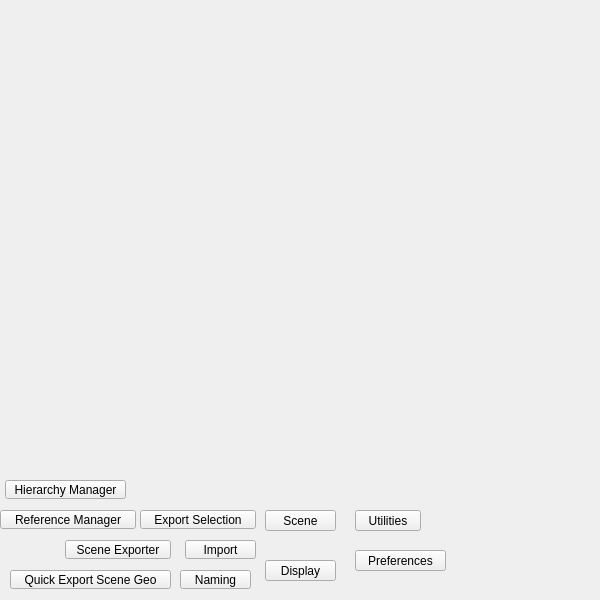
First picture: the form in tentacle/ui/scene#submenu.ui, repository m3trik/tentacle, before the edit.
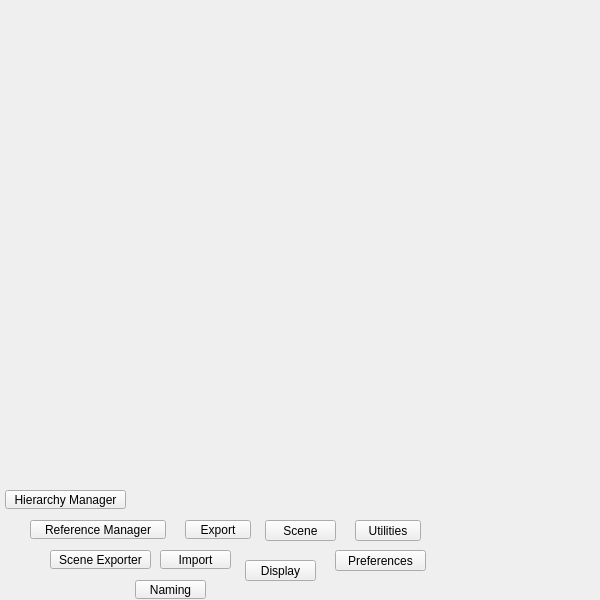
Second picture: the form after the edit. Custom widgets are drawn as their Qt base class.

Diff of the .ui file:
```diff
--- a/tentacle/ui/scene#submenu.ui
+++ b/tentacle/ui/scene#submenu.ui
@@ -53,8 +53,8 @@
    <widget class="QPushButton" name="b007">
     <property name="geometry">
      <rect>
-      <x>185</x>
-      <y>540</y>
+      <x>160</x>
+      <y>550</y>
       <width>71</width>
       <height>19</height>
      </rect>
@@ -78,36 +78,11 @@
      <string>Import</string>
     </property>
    </widget>
-   <widget class="QPushButton" name="b008">
-    <property name="geometry">
-     <rect>
-      <x>140</x>
-      <y>510</y>
-      <width>116</width>
-      <height>19</height>
-     </rect>
-    </property>
-    <property name="minimumSize">
-     <size>
-      <width>0</width>
-      <height>19</height>
-     </size>
-    </property>
-    <property name="maximumSize">
-     <size>
-      <width>16777215</width>
-      <height>19</height>
-     </size>
-    </property>
-    <property name="text">
-     <string>Export Selection</string>
-    </property>
-   </widget>
    <widget class="ExpandableList" name="list000" native="true">
     <property name="geometry">
      <rect>
       <x>145</x>
-      <y>470</y>
+      <y>480</y>
       <width>120</width>
       <height>21</height>
      </rect>
@@ -128,8 +103,8 @@
     </property>
     <property name="geometry">
      <rect>
-      <x>0</x>
-      <y>510</y>
+      <x>30</x>
+      <y>520</y>
       <width>136</width>
       <height>19</height>
      </rect>
@@ -159,12 +134,12 @@
      </size>
     </property>
    </widget>
-   <widget class="QPushButton" name="b003">
+   <widget class="PushButton" name="tb003">
     <property name="geometry">
      <rect>
-      <x>10</x>
-      <y>570</y>
-      <width>161</width>
+      <x>185</x>
+      <y>520</y>
+      <width>66</width>
       <height>19</height>
      </rect>
     </property>
@@ -184,15 +159,15 @@
      <string>&lt;html&gt;&lt;head/&gt;&lt;body&gt;&lt;p&gt;Export the current scene as an fbx in the same dir as the scene file.&lt;br/&gt;&lt;span style=&quot; font-weight:600;&quot;&gt;Export Options:&lt;/span&gt;&lt;/p&gt;&lt;ul style=&quot;margin-top: 0px; margin-bottom: 0px; margin-left: 0px; margin-right: 0px; -qt-list-indent: 1;&quot;&gt;&lt;li style=&quot; margin-top:12px; margin-bottom:0px; margin-left:0px; margin-right:0px; -qt-block-indent:0; text-indent:0px;&quot;&gt;&lt;span style=&quot; font-weight:600;&quot;&gt;FBXExportCameras:&lt;/span&gt; False (cameras are not exported)&lt;/li&gt;&lt;li style=&quot; margin-top:0px; margin-bottom:0px; margin-left:0px; margin-right:0px; -qt-block-indent:0; text-indent:0px;&quot;&gt;&lt;span style=&quot; font-weight:600;&quot;&gt;FBXExportLights:&lt;/span&gt; False (lights are not exported)&lt;/li&gt;&lt;li style=&quot; margin-top:0px; margin-bottom:0px; margin-left:0px; margin-right:0px; -qt-block-indent:0; text-indent:0px;&quot;&gt;&lt;span style=&quot; font-weight:600;&quot;&gt;FBXExportSkins:&lt;/span&gt; False (skinning data is not exported)&lt;/li&gt;&lt;li style=&quot; margin-top:0px; margin-bottom:0px; margin-left:0px; margin-right:0px; -qt-block-indent:0; text-indent:0px;&quot;&gt;&lt;span style=&quot; font-weight:600;&quot;&gt;FBXExportShapes:&lt;/span&gt; False (shape deformers are not exported)&lt;/li&gt;&lt;li style=&quot; margin-top:0px; margin-bottom:0px; margin-left:0px; margin-right:0px; -qt-block-indent:0; text-indent:0px;&quot;&gt;&lt;span style=&quot; font-weight:600;&quot;&gt;FBXExportSmoothingGroups:&lt;/span&gt; True (smoothing groups are exported)&lt;/li&gt;&lt;li style=&quot; margin-top:0px; margin-bottom:0px; margin-left:0px; margin-right:0px; -qt-block-indent:0; text-indent:0px;&quot;&gt;&lt;span style=&quot; font-weight:600;&quot;&gt;FBXExportSmoothMesh:&lt;/span&gt; True (smooth mesh is exported)&lt;/li&gt;&lt;li style=&quot; margin-top:0px; margin-bottom:0px; margin-left:0px; margin-right:0px; -qt-block-indent:0; text-indent:0px;&quot;&gt;&lt;span style=&quot; font-weight:600;&quot;&gt;FBXExportHardEdges:&lt;/span&gt; True (hard edges are exported to maintain normal edge hardness)&lt;/li&gt;&lt;li style=&quot; margin-top:0px; margin-bottom:0px; margin-left:0px; margin-right:0px; -qt-block-indent:0; text-indent:0px;&quot;&gt;&lt;span style=&quot; font-weight:600;&quot;&gt;FBXExportTangents:&lt;/span&gt; True (tangent information is exported)&lt;/li&gt;&lt;li style=&quot; margin-top:0px; margin-bottom:0px; margin-left:0px; margin-right:0px; -qt-block-indent:0; text-indent:0px;&quot;&gt;&lt;span style=&quot; font-weight:600;&quot;&gt;FBXExportInstances:&lt;/span&gt; True (instance information is exported)&lt;/li&gt;&lt;li style=&quot; margin-top:0px; margin-bottom:0px; margin-left:0px; margin-right:0px; -qt-block-indent:0; text-indent:0px;&quot;&gt;&lt;span style=&quot; font-weight:600;&quot;&gt;FBXExportReferencedAssetsContent:&lt;/span&gt; False (referenced assets are not exported)&lt;/li&gt;&lt;li style=&quot; margin-top:0px; margin-bottom:0px; margin-left:0px; margin-right:0px; -qt-block-indent:0; text-indent:0px;&quot;&gt;&lt;span style=&quot; font-weight:600;&quot;&gt;FBXExportInputConnections:&lt;/span&gt; True (input connections are exported)&lt;/li&gt;&lt;li style=&quot; margin-top:0px; margin-bottom:0px; margin-left:0px; margin-right:0px; -qt-block-indent:0; text-indent:0px;&quot;&gt;&lt;span style=&quot; font-weight:600;&quot;&gt;FBXExportUseSceneName:&lt;/span&gt; True (uses the scene name for export)&lt;/li&gt;&lt;li style=&quot; margin-top:0px; margin-bottom:0px; margin-left:0px; margin-right:0px; -qt-block-indent:0; text-indent:0px;&quot;&gt;&lt;span style=&quot; font-weight:600;&quot;&gt;FBXExportUpAxis:&lt;/span&gt; &amp;quot;y&amp;quot; (sets up axis to Y)&lt;/li&gt;&lt;li style=&quot; margin-top:0px; margin-bottom:0px; margin-left:0px; margin-right:0px; -qt-block-indent:0; text-indent:0px;&quot;&gt;&lt;span style=&quot; font-weight:600;&quot;&gt;FBXExportScaleFactor:&lt;/span&gt; 1.0 (uses a scale factor of 1.0)&lt;/li&gt;&lt;li style=&quot; margin-top:0px; margin-bottom:0px; margin-left:0px; margin-right:0px; -qt-block-indent:0; text-indent:0px;&quot;&gt;&lt;span style=&quot; font-weight:600;&quot;&gt;FBXExportConvertUnitString:&lt;/span&gt; &amp;quot;cm&amp;quot; (converts units to centimeters)&lt;/li&gt;&lt;li style=&quot; margin-top:0px; margin-bottom:0px; margin-left:0px; margin-right:0px; -qt-block-indent:0; text-indent:0px;&quot;&gt;&lt;span style=&quot; font-weight:600;&quot;&gt;FBXExportTriangulate:&lt;/span&gt; False (meshes are not triangulated)&lt;/li&gt;&lt;li style=&quot; margin-top:0px; margin-bottom:0px; margin-left:0px; margin-right:0px; -qt-block-indent:0; text-indent:0px;&quot;&gt;&lt;span style=&quot; font-weight:600;&quot;&gt;FBXExportEmbeddedTextures:&lt;/span&gt; True (embeds textures in the FBX file)&lt;/li&gt;&lt;li style=&quot; margin-top:0px; margin-bottom:0px; margin-left:0px; margin-right:0px; -qt-block-indent:0; text-indent:0px;&quot;&gt;&lt;span style=&quot; font-weight:600;&quot;&gt;FBXExportConstraints:&lt;/span&gt; False (constraints are not exported)&lt;/li&gt;&lt;li style=&quot; margin-top:0px; margin-bottom:0px; margin-left:0px; margin-right:0px; -qt-block-indent:0; text-indent:0px;&quot;&gt;&lt;span style=&quot; font-weight:600;&quot;&gt;FBXExportAnimationOnly:&lt;/span&gt; False (exports both geometry and animation data, if any)&lt;/li&gt;&lt;li style=&quot; margin-top:0px; margin-bottom:0px; margin-left:0px; margin-right:0px; -qt-block-indent:0; text-indent:0px;&quot;&gt;&lt;span style=&quot; font-weight:600;&quot;&gt;FBXExportApplyConstantKeyReducer:&lt;/span&gt; False (constant key reducer is not applied)&lt;/li&gt;&lt;li style=&quot; margin-top:0px; margin-bottom:12px; margin-left:0px; margin-right:0px; -qt-block-indent:0; text-indent:0px;&quot;&gt;&lt;span style=&quot; font-weight:600;&quot;&gt;FBXExportBakeComplexAnimation:&lt;/span&gt; False (complex animations are not d by default)&lt;/li&gt;&lt;/ul&gt;&lt;/body&gt;&lt;/html&gt;</string>
     </property>
     <property name="text">
-     <string>Quick Export Scene Geo</string>
+     <string>Export</string>
     </property>
    </widget>
    <widget class="QPushButton" name="b002">
     <property name="geometry">
      <rect>
-      <x>65</x>
-      <y>540</y>
-      <width>106</width>
+      <x>50</x>
+      <y>550</y>
+      <width>101</width>
       <height>19</height>
      </rect>
     </property>
@@ -216,7 +191,7 @@
     <property name="geometry">
      <rect>
       <x>5</x>
-      <y>480</y>
+      <y>490</y>
       <width>121</width>
       <height>19</height>
      </rect>
@@ -240,7 +215,7 @@
    <widget class="QPushButton" name="i032">
     <property name="geometry">
      <rect>
-      <x>265</x>
+      <x>245</x>
       <y>560</y>
       <width>71</width>
       <height>21</height>
@@ -268,7 +243,7 @@
    <widget class="QPushButton" name="i022">
     <property name="geometry">
      <rect>
-      <x>355</x>
+      <x>335</x>
       <y>550</y>
       <width>91</width>
       <height>21</height>
@@ -297,7 +272,7 @@
     <property name="geometry">
      <rect>
       <x>355</x>
-      <y>510</y>
+      <y>520</y>
       <width>66</width>
       <height>21</height>
      </rect>
@@ -328,7 +303,7 @@
     <property name="geometry">
      <rect>
       <x>265</x>
-      <y>510</y>
+      <y>520</y>
       <width>71</width>
       <height>21</height>
      </rect>
@@ -355,8 +330,8 @@
    <widget class="QPushButton" name="b005">
     <property name="geometry">
      <rect>
-      <x>180</x>
-      <y>570</y>
+      <x>135</x>
+      <y>580</y>
       <width>71</width>
       <height>19</height>
      </rect>
```
Left out of the diff: 3 changed lines with no effect on the pictures.
